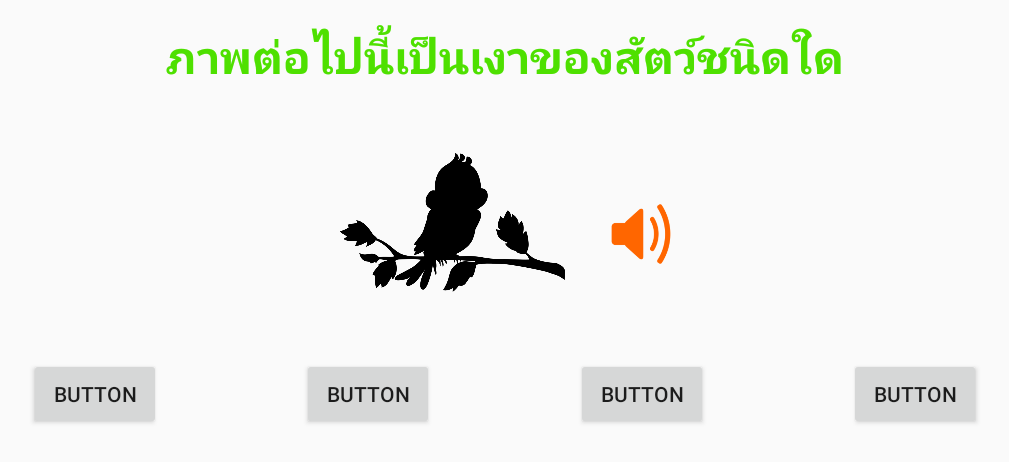
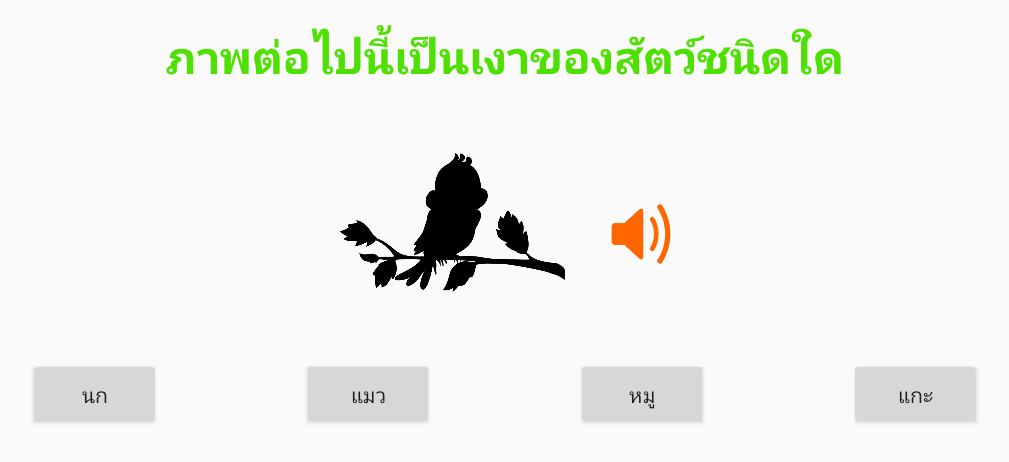
Before and after one commit to AllvinZ/AnimalForFun, an Android app: the screen it shows after launch (Game), on a phone screen of 824 x 412 dp (held sideways). Shown: the top 462 px of the screen, without its empty margins (113-1122 px from the left). Run offline under Robolectric (Android 15) with nearby library versions, the phone set to English and light mode, and no system bars.

Commit message:
Show Question Image and Random choice

```diff
--- a/app/src/main/java/com/example/adoublelz/animalforfun/Game.java
+++ b/app/src/main/java/com/example/adoublelz/animalforfun/Game.java
@@ -1,13 +1,76 @@
 package com.example.adoublelz.animalforfun;
 
+import android.media.MediaPlayer;
 import android.support.v7.app.AppCompatActivity;
 import android.os.Bundle;
+import android.widget.Button;
+import android.widget.ImageButton;
+import android.widget.ImageView;
+
+import java.util.ArrayList;
+import java.util.Collection;
+import java.util.Collections;
 
 public class Game extends AppCompatActivity {
+
+    //Explicit
+    Button btn1 , btn2 , btn3 , btn4 ;
+    ImageView questionImageView;
+    MediaPlayer mediaPlayer;
+    ImageButton volumeImageButton;
+    int questionCount = 1; //num question
+    ArrayList<Integer> qID = new ArrayList<Integer>();
+    String answer;
+
 
     @Override
     protected void onCreate(Bundle savedInstanceState) {
         super.onCreate(savedInstanceState);
         setContentView(R.layout.activity_game);
-    }
-}
+
+        //Intitail view
+        btn1 = (Button) findViewById(R.id.btn1);
+        btn2 = (Button) findViewById(R.id.btn2);
+        btn3 = (Button) findViewById(R.id.btn3);
+        btn4 = (Button) findViewById(R.id.btn4);
+        questionImageView = (ImageView) findViewById(R.id.imvQuestion);
+        volumeImageButton = (ImageButton) findViewById(R.id.imvvolume);
+
+        for (int i = 1;i<=questionCount;i++) {
+
+            qID.add(i);//จองพื้นที่หน่วยความจำจำนวนข้อคำถาม
+        }
+        Collections.shuffle(qID);
+        setQuestion(qID.remove(0));
+
+    } //main Method
+
+    public void playSound(){
+
+        mediaPlayer.start();
+
+    }   //End playSound Method
+
+    private void setQuestion(Integer qID) {
+
+        if(qID == 1){
+            answer = "นก";
+            questionImageView.setImageResource(R.drawable.bird_02);
+            mediaPlayer = MediaPlayer.create(this,R.raw.bird);
+
+            ArrayList<String> choice = new ArrayList<String>();
+            choice.add("นก");
+            choice.add("แมว");
+            choice.add("แกะ");
+            choice.add("หมู");
+            Collections.shuffle(choice);
+            btn1.setText(choice.remove(0));
+            btn2.setText(choice.remove(0));
+            btn3.setText(choice.remove(0));
+            btn4.setText(choice.remove(0));
+
+        }
+
+    }  //End setQuestion Method
+
+}//Main Class
--- a/app/src/main/res/layout/activity_game.xml
+++ b/app/src/main/res/layout/activity_game.xml
@@ -39,7 +39,7 @@
         android:layout_marginLeft="@dimen/my_margin"
         android:layout_marginTop="@dimen/my_margin"
         android:background="@null"
-        android:onClick="playsound"
+        android:onClick="playSound"
         android:scaleType="fitCenter"
         app:layout_constraintBottom_toBottomOf="@+id/imvQuestion"
         app:layout_constraintLeft_toRightOf="@+id/imvQuestion"
```
